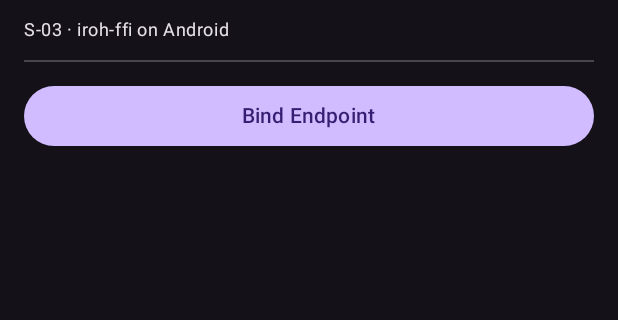
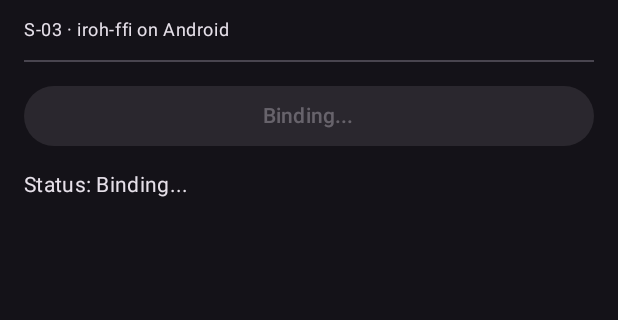
Before and after one commit to hawkeye-xb/P-Pass, an Android app built with Jetpack Compose: the screen it shows after launch (MainActivity), after a tap on "Bind Endpoint", on a phone screen of 412 x 824 dp, the part 78-398 px from its top. Run offline under Robolectric (Android 15) with nearby library versions, the light colour scheme and no system bars; libraries missing offline, so code that uses them is left out: computer.iroh, computer.iroh.presetN0; 2 statements that could not run were skipped.

Commit message:
fix(S-03): show status text outside isBound block so bind errors are visible

```diff
--- a/spikes/android-probe/app/src/main/java/com/hawkeyexb/ppass/probe/MainActivity.kt
+++ b/spikes/android-probe/app/src/main/java/com/hawkeyexb/ppass/probe/MainActivity.kt
@@ -59,8 +59,9 @@ fun ProbeScreen(vm: ProbeViewModel = viewModel()) {
             Button(
                 onClick = { vm.bind() },
                 modifier = Modifier.fillMaxWidth(),
+                enabled = state.status != "Binding...",
             ) {
-                Text("Bind Endpoint")
+                Text(if (state.status == "Binding...") "Binding..." else "Bind Endpoint")
             }
         } else {
             // Node info
@@ -120,10 +121,12 @@ fun ProbeScreen(vm: ProbeViewModel = viewModel()) {
                     Text("Dial")
                 }
             }
+        }
 
-            // Status
-            Text("Status: ${state.status}", style = MaterialTheme.typography.bodyMedium)
+        // Status (always visible)
+        Text("Status: ${state.status}", style = MaterialTheme.typography.bodyMedium)
 
+        if (state.isBound) {
             Divider()
 
             // Results section
```
